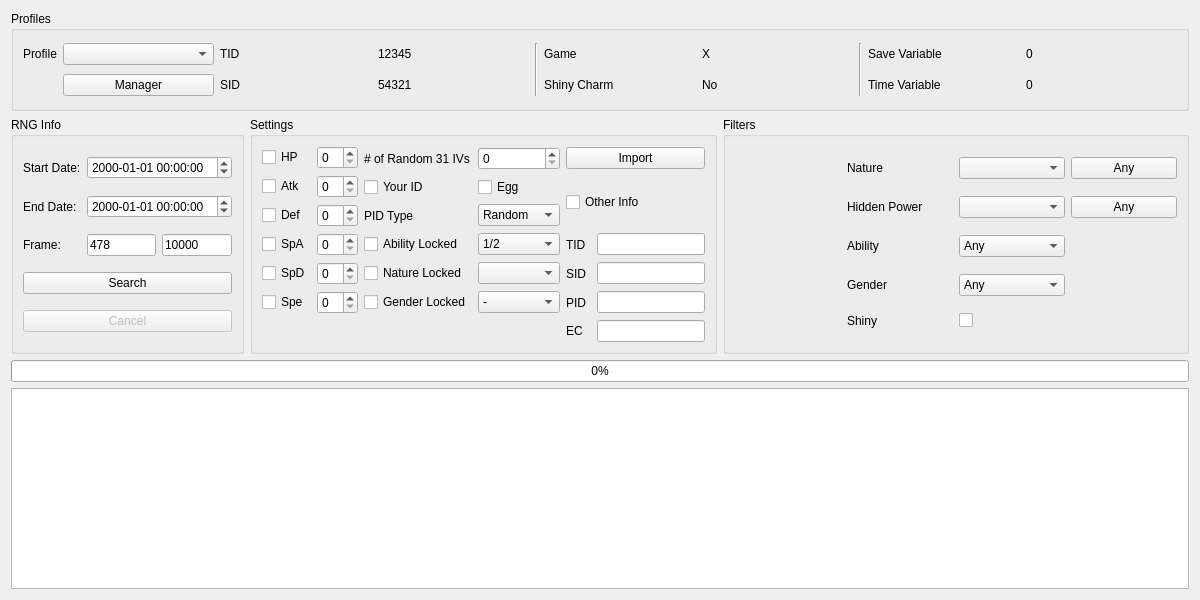
This is Source/Forms/Gen6/Event6.ui in Admiral-Fish/3DSTimeFinder as Qt 5 draws it before an edit. The edited form follows.
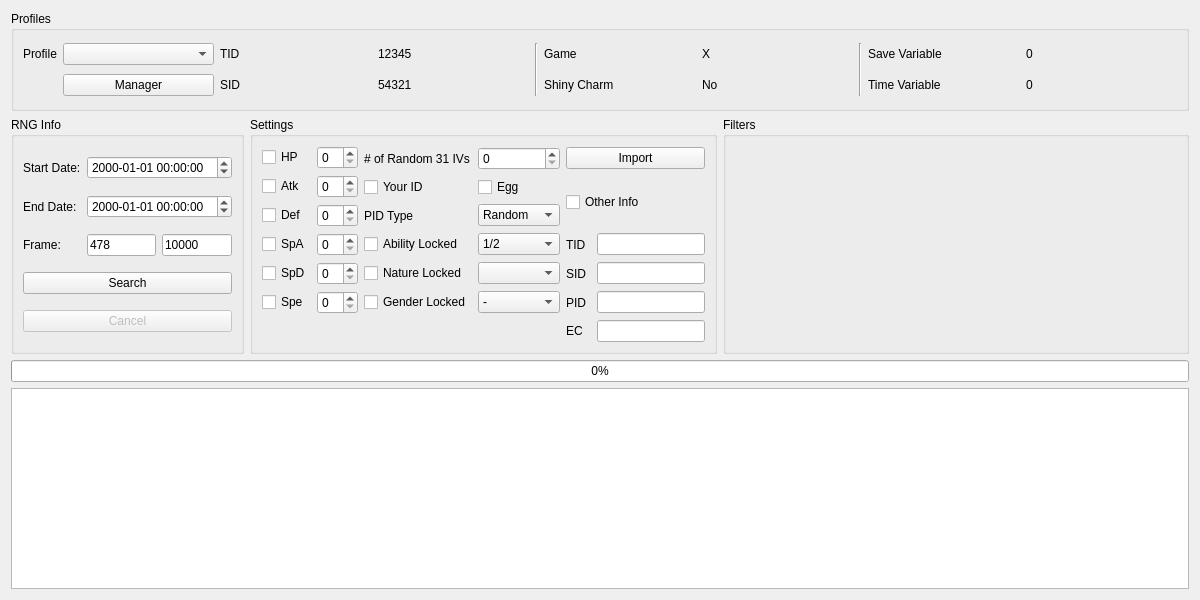
This is the edited form. Custom widgets are drawn as their Qt base class.

Commit message:
Show PID/EC and add more shiny filtering
Fixes #3
Fixes #9

Diff of the .ui file:
```diff
--- a/Source/Forms/Gen6/Event6.ui
+++ b/Source/Forms/Gen6/Event6.ui
@@ -410,116 +410,8 @@
       <string>Filters</string>
      </property>
      <layout class="QGridLayout" name="gridLayout_10">
-      <item row="0" column="0" rowspan="5">
-       <widget class="IVFilter" name="ivFilter" native="true"/>
-      </item>
-      <item row="0" column="1">
-       <widget class="QLabel" name="labelNature">
-        <property name="frameShape">
-         <enum>QFrame::NoFrame</enum>
-        </property>
-        <property name="text">
-         <string>Nature</string>
-        </property>
-       </widget>
-      </item>
-      <item row="0" column="2">
-       <widget class="CheckList" name="comboBoxNature"/>
-      </item>
-      <item row="0" column="3">
-       <widget class="QPushButton" name="pushButtonAnyNature">
-        <property name="text">
-         <string>Any</string>
-        </property>
-       </widget>
-      </item>
-      <item row="1" column="1">
-       <widget class="QLabel" name="labelHiddenPower">
-        <property name="text">
-         <string>Hidden Power</string>
-        </property>
-       </widget>
-      </item>
-      <item row="1" column="2">
-       <widget class="CheckList" name="comboBoxHiddenPower"/>
-      </item>
-      <item row="1" column="3">
-       <widget class="QPushButton" name="pushButtonAnyHiddenPower">
-        <property name="text">
-         <string>Any</string>
-        </property>
-       </widget>
-      </item>
-      <item row="2" column="1">
-       <widget class="QLabel" name="labelAbility">
-        <property name="text">
-         <string>Ability</string>
-        </property>
-       </widget>
-      </item>
-      <item row="2" column="2">
-       <widget class="ComboBox" name="comboBoxAbility">
-        <item>
-         <property name="text">
-          <string>Any</string>
-         </property>
-        </item>
-        <item>
-         <property name="text">
-          <string notr="true">1</string>
-         </property>
-        </item>
-        <item>
-         <property name="text">
-          <string notr="true">2</string>
-         </property>
-        </item>
-        <item>
-         <property name="text">
-          <string notr="true">H</string>
-         </property>
-        </item>
-       </widget>
-      </item>
-      <item row="3" column="1">
-       <widget class="QLabel" name="labelGender">
-        <property name="text">
-         <string>Gender</string>
-        </property>
-       </widget>
-      </item>
-      <item row="3" column="2">
-       <widget class="ComboBox" name="comboBoxGender">
-        <item>
-         <property name="text">
-          <string>Any</string>
-         </property>
-        </item>
-        <item>
-         <property name="text">
-          <string notr="true">♂</string>
-         </property>
-        </item>
-        <item>
-         <property name="text">
-          <string notr="true">♀</string>
-         </property>
-        </item>
-       </widget>
-      </item>
-      <item row="4" column="1">
-       <widget class="QLabel" name="labelShiny">
-        <property name="text">
-         <string>Shiny</string>
-        </property>
-       </widget>
-      </item>
-      <item row="4" column="2">
-       <widget class="QCheckBox" name="checkBoxShiny">
-        <property name="text">
-         <string/>
-        </property>
-       </widget>
+      <item row="0" column="0" rowspan="2">
+       <widget class="Filter" name="filter" native="true"/>
       </item>
      </layout>
     </widget>
@@ -696,20 +588,6 @@
    <extends>QTableView</extends>
    <header>Forms/Controls/TableView.hpp</header>
   </customwidget>
-  <customwidget>
-   <class>IVFilter</class>
-   <extends>QWidget</extends>
-   <header>Forms/Controls/IVFilter.hpp</header>
-   <container>1</container>
-  </customwidget>
-  <customwidget>
-   <class>CheckList</class>
-   <extends>QComboBox</extends>
-   <header>Forms/Controls/CheckList.hpp</header>
-   <slots>
-    <slot>resetChecks()</slot>
-   </slots>
-  </customwidget>
   <customwidget>
    <class>ComboBox</class>
    <extends>QComboBox</extends>
@@ -720,6 +598,12 @@
    <extends>QDateTimeEdit</extends>
    <header>Forms/Controls/DateTimeEdit.hpp</header>
   </customwidget>
+  <customwidget>
+   <class>Filter</class>
+   <extends>QWidget</extends>
+   <header>Forms/Controls/Filter.hpp</header>
+   <container>1</container>
+  </customwidget>
  </customwidgets>
  <tabstops>
   <tabstop>comboBoxProfiles</tabstop>
```
Left out of the diff: 42 changed lines with no effect on the pictures. The commit also changes 35 other files.
